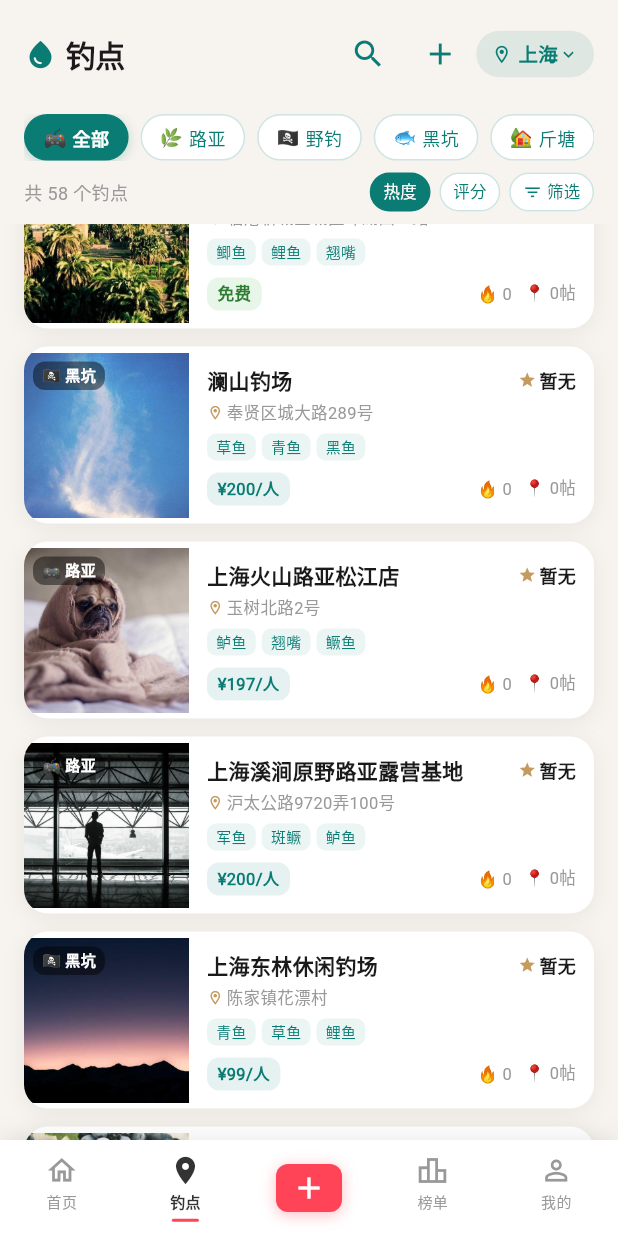
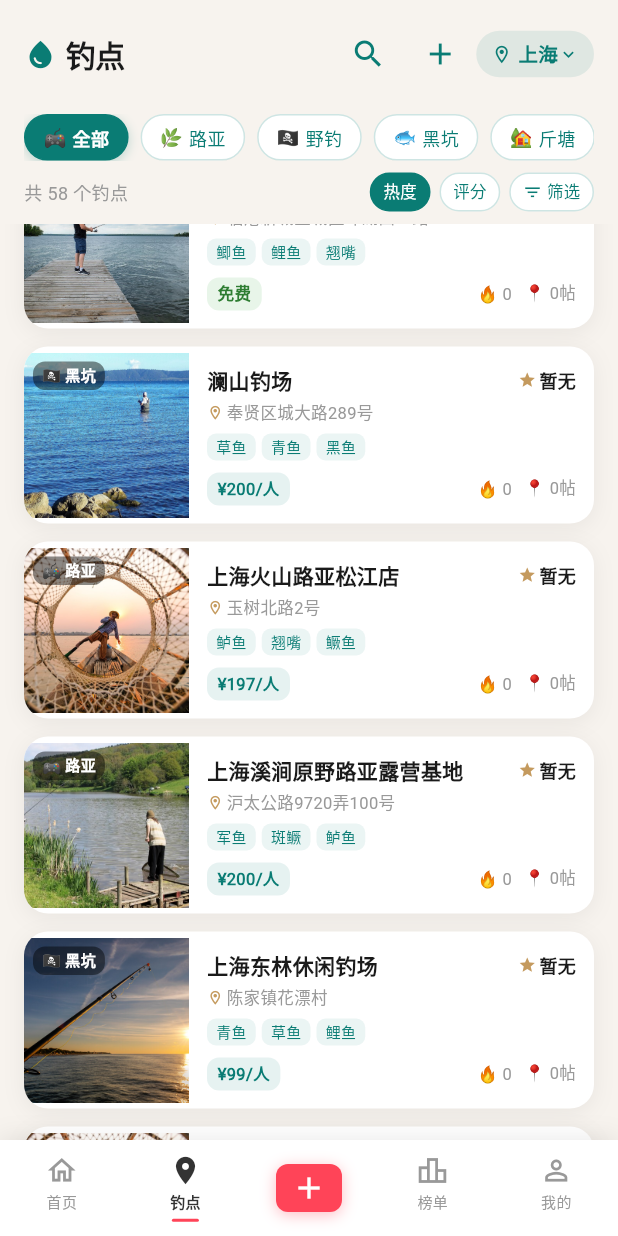
Before and after one commit to overhead-218/moyuquan, a Flutter app: the screen it shows after launch, item 2 of the bottom bar chosen, scrolled down 576 dp, on a phone screen of 412 x 824 dp. Run offline on Flutter 3.47's test engine with Material 3 defaults, Android fonts, the light colour scheme and no system bars; our stand-ins replace firebase_core, image_picker, share_plus, sign_in_with_apple; missing offline and left inert: dart:html, dart:js_interop; accounts and stored records are empty; network calls fail.

Commit message:
spot_discovery A+C: Image.network/asset dual + displayImages 永远兜底

```diff
--- a/lib/models/spot.dart
+++ b/lib/models/spot.dart
@@ -252,10 +252,10 @@ class Spot {
     'assets/images/spots/wm_40.jpg',
   ];
 
-  /// 展示用头图：有真实图用真实图，否则按 id 稳定取一张兜底实景图
-  List<String> get displayImages => images.isNotEmpty
-      ? images
-      : [_fallbackImages[id.hashCode.abs() % _fallbackImages.length]];
+  /// 展示用头图：按 id 稳定从兜底实景图池取 1 张
+  /// （真实图全走 `assets/images/spots/wm_*.jpg` 兜底，避免 251 个 spot 引用不存在的 spot_xxx.jpg）
+  List<String> get displayImages =>
+      [_fallbackImages[id.hashCode.abs() % _fallbackImages.length]];
 
   /// 设施服务标签（合并 WiFi 标识）
   List<String> get facilityChips {
--- a/lib/pages/spot_discovery_page.dart
+++ b/lib/pages/spot_discovery_page.dart
@@ -383,10 +383,11 @@ class _SpotDiscoveryPageState extends State<SpotDiscoveryPage> {
               child: Stack(
                 fit: StackFit.expand,
                 children: [
-                  Image.network(
-                    s.displayImages.first,
-                    fit: BoxFit.cover,
-                    errorBuilder: (_, __, ___) => Container(
+                  Builder(builder: (_) {
+                    final url = s.displayImages.first;
+                    final isHttp = url.startsWith('http');
+                    final img = isHttp
+                        ? Image.network(url, fit: BoxFit.cover, errorBuilder: (_, __, ___) => Container(
                             decoration: BoxDecoration(gradient: LinearGradient(
                               colors: [const Color(0xFF0A7C74), const Color(0xFF148F86)],
                             )),
@@ -397,7 +398,15 @@ class _SpotDiscoveryPageState extends State<SpotDiscoveryPage> {
                               colors: [_primary, _lightTeal],
                             )),
                           ),
-                  ),
+                        )
+                        : Image.asset(url, fit: BoxFit.cover, errorBuilder: (_, __, ___) => Container(
+                            decoration: BoxDecoration(gradient: LinearGradient(
+                              colors: [const Color(0xFF0A7C74), const Color(0xFF148F86)],
+                            )),
+                            child: Center(child: Text(s.typeEmoji, style: const TextStyle(fontSize: 48))),
+                          ));
+                    return img;
+                  }),
                   // 渐变遮罩
                   Container(
                     decoration: BoxDecoration(
```
Lines whose indentation alone changed are shown as unchanged.
